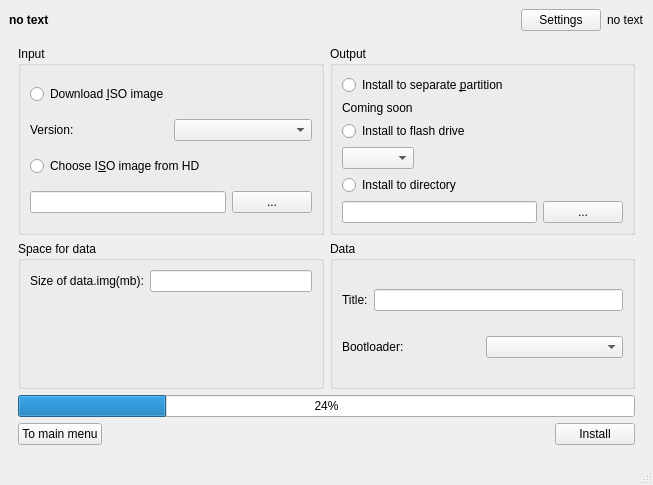
Old version of the form window.ui in the repository YourDroid/YourDroid.
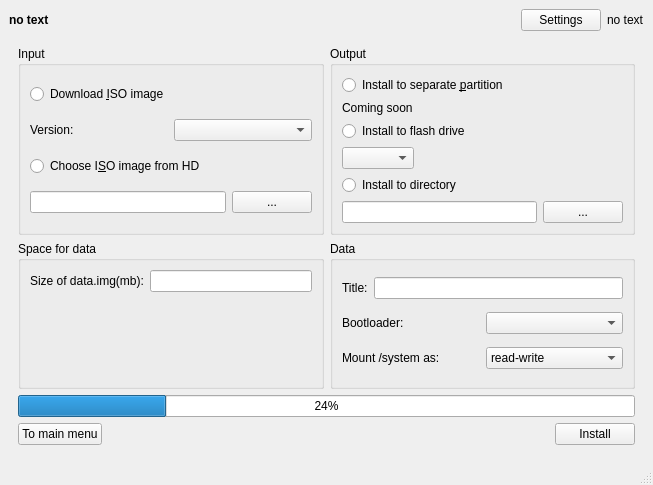
New version of the form. The open tabs and pages were chosen to show the change. Icons and pictures are not drawn.

Commit message: C:/Program Files/Git/system as read-write

The edit to the form file:
```diff
--- a/window.ui
+++ b/window.ui
@@ -419,6 +419,31 @@
                </item>
               </layout>
              </item>
+             <item>
+              <layout class="QHBoxLayout" name="horizontalLayout_19">
+               <item>
+                <widget class="QLabel" name="labelSysMountAs">
+                 <property name="text">
+                  <string>Mount /system as:</string>
+                 </property>
+                </widget>
+               </item>
+               <item>
+                <widget class="QComboBox" name="comboSysMountAs">
+                 <item>
+                  <property name="text">
+                   <string>read-write</string>
+                  </property>
+                 </item>
+                 <item>
+                  <property name="text">
+                   <string>read-only</string>
+                  </property>
+                 </item>
+                </widget>
+               </item>
+              </layout>
+             </item>
             </layout>
            </widget>
           </item>
```
Left out of the diff: 2 changed lines with no effect on the pictures. The commit also changes 4 other files.
